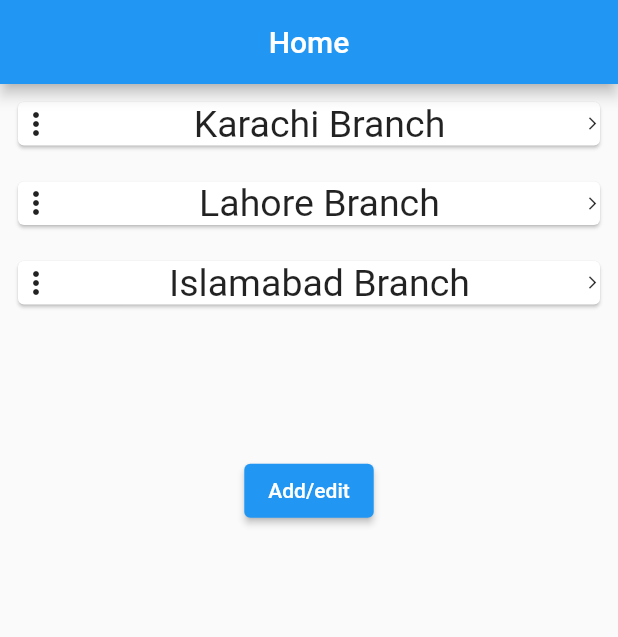
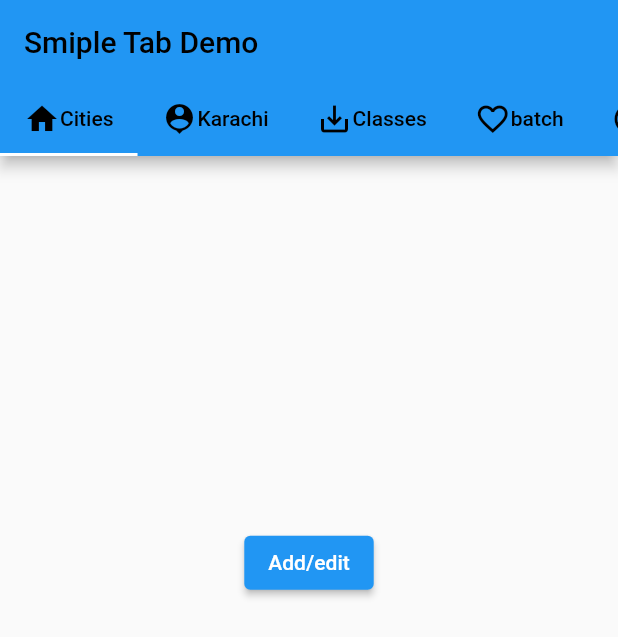
Before and after one commit to MahnoorWaheed/schoolmanagement-sqlite, a Flutter app: the screen it shows after launch, on a phone screen of 412 x 824 dp. Shown: the top 637 px of the screen. Run offline on Flutter 3.47's test engine with Material 2 defaults, Android fonts, the light colour scheme and no system bars; our stand-ins replace sqflite, sqflite_common_ffi; accounts and stored records are empty.

Commit message:
tab bar changes

```diff
--- a/lib/database_helper.dart
+++ b/lib/database_helper.dart
@@ -4,45 +4,40 @@ import 'package:flutter/foundation.dart';
 import 'package:flutter/material.dart';
 import 'package:path/path.dart';
 import 'package:path_provider/path_provider.dart';
+import 'package:sqflite/sqflite.dart';
 import 'package:sqflite_common_ffi/sqflite_ffi.dart';
 import 'package:sqliteschool/provider_data.dart';
 
 class Data{
 
-String batchName;
-int? id;
+
 DatabaseProvider db= DatabaseProvider();
 
-Data({required this.batchName});
-
-factory Data.fromJson(Map<String, dynamic> json){
-  return Data(batchName: json['batchName']);
-
-}
 getDatabase() async{
   await db.init();
 }
 
 
-insertAccount2Group(int AcTypeID, String AcGroupName,BuildContext context) async {
+insertAccount2Group( String cityName) async {
     // AcTypeID=-1;
     // AcGroupName="Pakistan";
     Directory appDocDir = await getApplicationDocumentsDirectory();
     String databasePath = join(appDocDir.path,
-    'asset_EasySoftDataFile.db');
+    'EasySoftDataFile.db');
     await getDatabase();
-    var db = await databaseFactoryFfi.openDatabase(databasePath, );
+    var db = await databaseFactoryFfi.openDatabase(
+      databasePath,options:OpenDatabaseOptions(singleInstance: false) );
 
-    String maxId = '''
-    select -(IfNull(Max(Abs(AcGroupID)),0)+1) as MaxId from Account2Group"+" where ClientID=$id
+String maxId = '''
+    select -(IfNull(Max(Abs(BranchID)),0)+1) as MaxId from Sch1Branches"+" where ClientID=2
     ''';
-    List list=await db.rawQuery(maxId);
-    var maxID = list[0]['MaxId'].round();
+    List list = await db.rawQuery(maxId);
+  var maxID = list[0]['MaxId'].round();
     String query = '''
-            insert into Account2Group
-            (id,batchName)
+            insert into Sch1Branches
+            (BranchID, BranchName, Address, ContactNo, LongLat, ClientID, ClientUserID, NetCode, SysCode, UpdatedDate)
             values
-            ($batchName)
+            ($maxID, '$cityName', '','','',2,'','','','')
     ''';
 
     try {
@@ -54,4 +49,14 @@ insertAccount2Group(int AcTypeID, String AcGroupName,BuildContext context) async
       print(e.toString());
     }
   }
+  Future<List> readTableName()async{
+    Directory appDocDir = await getApplicationDocumentsDirectory();
+    String databasePath = join(appDocDir.path, 'EasySoftDataFile.db');
+    var db = await databaseFactoryFfi.openDatabase(databasePath,options:OpenDatabaseOptions(singleInstance: false));
+    String query = '''
+      SELECT BranchName FROM Sch1Branches
+      ''';
+    List<dynamic> list=await db.rawQuery(query);
+    return list;
+  }
 }
--- a/lib/homepage.dart
+++ b/lib/homepage.dart
@@ -1,5 +1,6 @@
 import 'package:flutter/material.dart';
 import 'package:sqliteschool/branches.dart';
+import 'package:sqliteschool/database_helper.dart';
 
 class HomePage extends StatefulWidget {
   const HomePage({ Key? key }) : super(key: key);
@@ -10,22 +11,39 @@ class HomePage extends StatefulWidget {
 
 class _HomePageState extends State<HomePage> {
   final _formKey = GlobalKey<FormState>();
-
+   TextEditingController cityController=TextEditingController();
   List<String> cities=['Karachi Branch', 'Lahore Branch', 'Islamabad Branch'];
   List<Widget> routes=[const KarachiBranch(),const LahoreBranch(),const IslamabadBranch()];
+  List allcitiesList=[];
+  void getAllCities() async{
+   var list= await Data().readTableName();
+   setState(() {
+     allcitiesList=list;
+   });
+   print(list);
+  }
+
+  @override
+  void initState() {
+    // TODO: implement initState
+
+   setState(() {
+     getAllCities();
+   });
+    super.initState();
+  }
   @override
   Widget build(BuildContext context) {
     return Scaffold(
-      appBar: AppBar(
-        title: const Text("Home"),
-        centerTitle: true,
-      ),
-      body: Column(
+
+      body: SafeArea(
+        child: Column(
           children: [
+
             Container(
               height: MediaQuery.of(context).size.height*0.3,
               child: ListView.builder(
-              itemCount: cities.length,
+                itemCount: allcitiesList.length,
                 shrinkWrap: true,
                 itemBuilder: (ctx, index){
                   return  Padding(
@@ -35,7 +53,7 @@ class _HomePageState extends State<HomePage> {
                mainAxisAlignment: MainAxisAlignment.spaceBetween ,
                children: [
                const Icon(Icons.more_vert),
-             Text(cities[index],
+               Text(allcitiesList[index]['BranchName'],
                style: const TextStyle(fontSize: 25),
                ),
                GestureDetector(
@@ -81,6 +99,7 @@ class _HomePageState extends State<HomePage> {
                                 Padding(
                                   padding: EdgeInsets.all(8.0),
                                   child: TextFormField(
+                                    controller: cityController,
                                     decoration: InputDecoration(
                                       border: OutlineInputBorder(
                                         borderRadius:  BorderRadius.circular(15.0),
@@ -99,6 +118,10 @@ class _HomePageState extends State<HomePage> {
                                     onPressed: () {
                                       if (_formKey.currentState!.validate()) {
                                         _formKey.currentState!.save();
+                                        setState((){
+                                          Data().insertAccount2Group(cityController.text);
+                                        });
+                                        Navigator.of(context).pop();
                                       }
                                     },
                                   ),
@@ -116,6 +139,7 @@ class _HomePageState extends State<HomePage> {
 
           ],
         ),
+      ),
     );
   }
 }
--- a/lib/main.dart
+++ b/lib/main.dart
@@ -1,5 +1,6 @@
 import 'package:flutter/material.dart';
 import 'package:sqliteschool/homepage.dart';
+import 'package:sqliteschool/tabbae.dart';
 
 void main() {
   runApp(const MyApp());
@@ -17,7 +18,7 @@ class MyApp extends StatelessWidget {
 
         primarySwatch: Colors.blue,
       ),
-      home: HomePage(),
+      home: ScrollableTab(),
     );
   }
 }
--- a/lib/provider_data.dart
+++ b/lib/provider_data.dart
@@ -13,7 +13,7 @@ class DatabaseProvider with ChangeNotifier{
   Future<void> init()async{
     Directory documentsDirectory = await getApplicationDocumentsDirectory();
     //print("file path $documentsDirectory");
-    String path = join(documentsDirectory.path, 'asset_EasySoftDataFile.db');
+    String path = join(documentsDirectory.path, 'EasySoftDataFile.db');
     if (FileSystemEntity.typeSync(path) == FileSystemEntityType.notFound){
       print("File not found");
       //ByteData data = await rootBundle.load(join('assets/database', 'test.db'));
--- /dev/null
+++ b/lib/tabbae.dart
@@ -0,0 +1,141 @@
+import 'package:flutter/material.dart';
+import 'package:sqliteschool/homepage.dart';
+
+class ScrollableTab extends StatefulWidget {
+  static const routeName = '/ScrollableTab';
+  @override
+  _ScrollableTabState createState() => _ScrollableTabState();
+}
+
+class _ScrollableTabState extends State<ScrollableTab> {
+  @override
+  Widget build(BuildContext context) {
+    return DefaultTabController(
+      length: 7,
+      child: Scaffold(
+        appBar: AppBar(
+          title: Text("Smiple Tab Demo",
+              style: TextStyle(color: Colors.black)),
+          bottom: TabBar(
+            isScrollable: true,
+            tabs: <Widget>[
+              Tab(
+                child: Row(
+                  children: const <Widget>[
+                    Icon(Icons.home, color: Colors.black),
+                    Text('Cities', style: TextStyle(color: Colors.black)),
+                  ],
+                ),
+              ),
+              Tab(
+                child: Row(
+                  children: const <Widget>[
+                    Icon(Icons.person_pin, color: Colors.black),
+                    Text('Karachi', style: TextStyle(color: Colors.black)),
+                  ],
+                ),
+              ),
+              Tab(
+                child: Row(
+                  children: const <Widget>[
+                    Icon(Icons.save_alt, color: Colors.black),
+                    Text('Classes', style: TextStyle(color: Colors.black)),
+                  ],
+                ),
+              ),
+              Tab(
+                child: Row(
+                  children: const <Widget>[
+                    Icon(Icons.favorite_border, color: Colors.black),
+                    Text('batch', style: TextStyle(color: Colors.black)),
+                  ],
+                ),
+              ),
+              Tab(
+                child: Row(
+                  children: const <Widget>[
+                    Icon(Icons.info_outline, color: Colors.black),
+                    Text('About', style: TextStyle(color: Colors.black)),
+                  ],
+                ),
+              ),
+              Tab(
+                child: Row(
+                  children: const <Widget>[
+                    Icon(Icons.chat, color: Colors.black),
+                    Text('Chat', style: TextStyle(color: Colors.black)),
+                  ],
+                ),
+              ),
+              Tab(
+                child: Row(
+                  children: const <Widget>[
+                    Icon(Icons.settings, color: Colors.black),
+                    Text('Settings', style: TextStyle(color: Colors.black)),
+                  ],
+                ),
+              )
+            ],
+          ),
+        ),
+        body: TabBarView(
+          children: <Widget>[
+            Container(
+              child: Center(
+                child: HomePage(),
+              ),
+            ),
+            Container(
+              child: Center(
+                child: Text(
+                  "Profile",
+                  style: TextStyle(color: Colors.black),
+                ),
+              ),
+            ),
+            Container(
+              child: Center(
+                child: Text(
+                  "Saved",
+                  style: TextStyle(color: Colors.black),
+                ),
+              ),
+            ),
+            Container(
+              child: Center(
+                child: Text(
+                  "Favorite",
+                  style: TextStyle(color: Colors.black),
+                ),
+              ),
+            ),
+            Container(
+              child: Center(
+                child: Text(
+                  "About",
+                  style: TextStyle(color: Colors.black),
+                ),
+              ),
+            ),
+            Container(
+              child: Center(
+                child: Text(
+                  "Chat",
+                  style: TextStyle(color: Colors.black),
+                ),
+              ),
+            ),
+            Container(
+              child: Center(
+                child: Text(
+                  "Settings",
+                  style: TextStyle(color: Colors.black),
+                ),
+              ),
+            ),
+          ],
+        ),
+      ),
+    );
+  }
+}
```
Also changed, not shown: 1 other file. Lines whose indentation alone changed are shown as unchanged.
